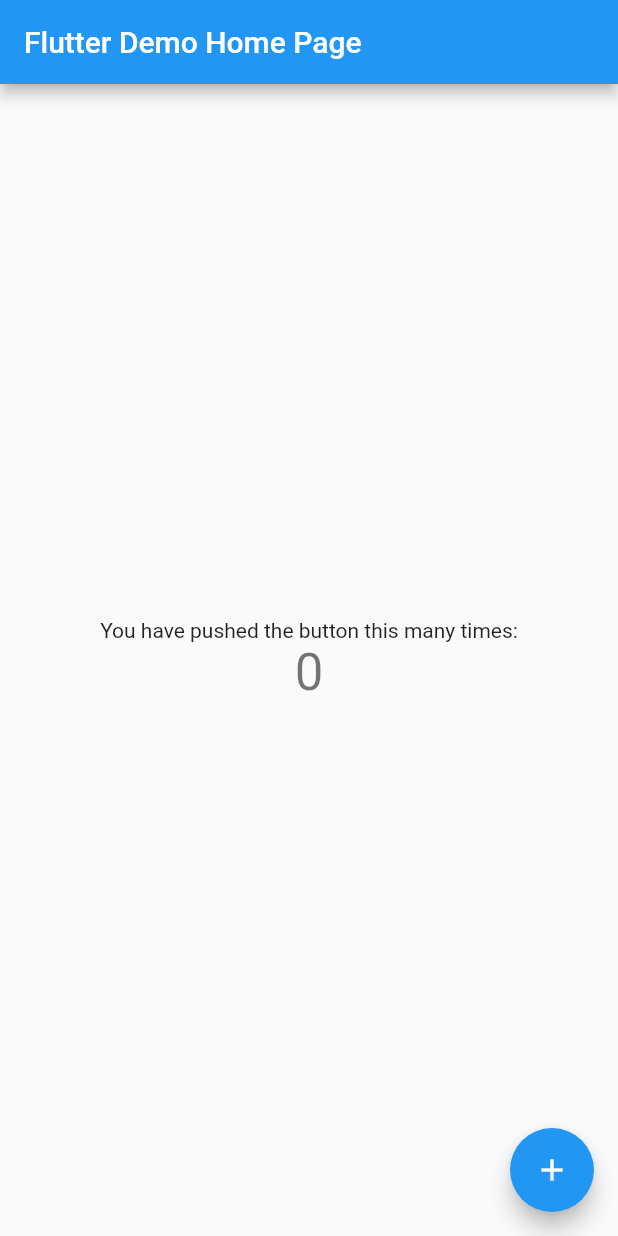
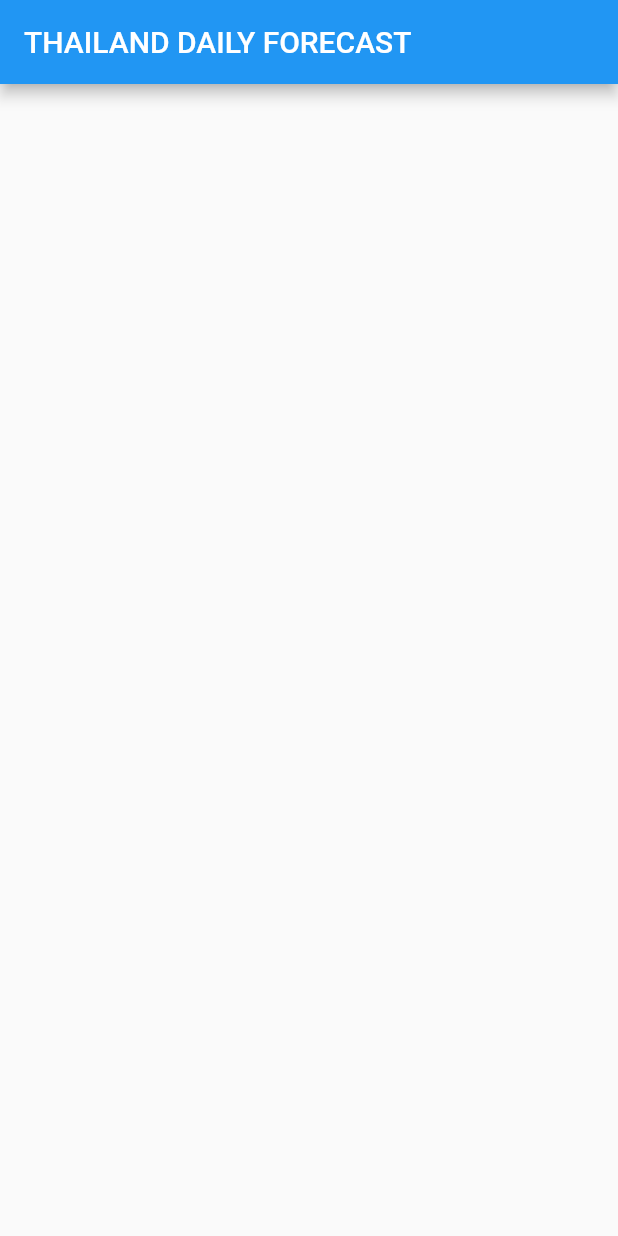
Before and after one commit to taextreme/mobile_app_dev_project2, a Flutter app: the screen it shows after launch, on a phone screen of 412 x 824 dp. Run offline on Flutter 3.47's test engine with Material 2 defaults, Android fonts, the phone set to English and light mode, and no system bars.

Commit message:
Initialize home screen and add base card

```diff
--- a/lib/main.dart
+++ b/lib/main.dart
@@ -1,4 +1,5 @@
 import 'package:flutter/material.dart';
+import 'package:mobile_app_dev_project2/screen/home_screen.dart';
 
 void main() {
   runApp(const MyApp());
@@ -7,109 +8,10 @@ void main() {
 class MyApp extends StatelessWidget {
   const MyApp({Key? key}) : super(key: key);
 
-  // This widget is the root of your application.
   @override
   Widget build(BuildContext context) {
-    return MaterialApp(
-      title: 'Flutter Demo',
-      theme: ThemeData(
-        // This is the theme of your application.
-        //
-        // Try running your application with "flutter run". You'll see the
-        // application has a blue toolbar. Then, without quitting the app, try
-        // changing the primarySwatch below to Colors.green and then invoke
-        // "hot reload" (press "r" in the console where you ran "flutter run",
-        // or simply save your changes to "hot reload" in a Flutter IDE).
-        // Notice that the counter didn't reset back to zero; the application
-        // is not restarted.
-        primarySwatch: Colors.blue,
-      ),
-      home: const MyHomePage(title: 'Flutter Demo Home Page'),
+    return const MaterialApp(
+      home: HomeScreen(),
     );
   }
 }
-
-class MyHomePage extends StatefulWidget {
-  const MyHomePage({Key? key, required this.title}) : super(key: key);
-
-  // This widget is the home page of your application. It is stateful, meaning
-  // that it has a State object (defined below) that contains fields that affect
-  // how it looks.
-
-  // This class is the configuration for the state. It holds the values (in this
-  // case the title) provided by the parent (in this case the App widget) and
-  // used by the build method of the State. Fields in a Widget subclass are
-  // always marked "final".
-
-  final String title;
-
-  @override
-  State<MyHomePage> createState() => _MyHomePageState();
-}
-
-class _MyHomePageState extends State<MyHomePage> {
-  int _counter = 0;
-
-  void _incrementCounter() {
-    setState(() {
-      // This call to setState tells the Flutter framework that something has
-      // changed in this State, which causes it to rerun the build method below
-      // so that the display can reflect the updated values. If we changed
-      // _counter without calling setState(), then the build method would not be
-      // called again, and so nothing would appear to happen.
-      _counter++;
-    });
-  }
-
-  @override
-  Widget build(BuildContext context) {
-    // This method is rerun every time setState is called, for instance as done
-    // by the _incrementCounter method above.
-    //
-    // The Flutter framework has been optimized to make rerunning build methods
-    // fast, so that you can just rebuild anything that needs updating rather
-    // than having to individually change instances of widgets.
-    return Scaffold(
-      appBar: AppBar(
-        // Here we take the value from the MyHomePage object that was created by
-        // the App.build method, and use it to set our appbar title.
-        title: Text(widget.title),
-      ),
-      body: Center(
-        // Center is a layout widget. It takes a single child and positions it
-        // in the middle of the parent.
-        child: Column(
-          // Column is also a layout widget. It takes a list of children and
-          // arranges them vertically. By default, it sizes itself to fit its
-          // children horizontally, and tries to be as tall as its parent.
-          //
-          // Invoke "debug painting" (press "p" in the console, choose the
-          // "Toggle Debug Paint" action from the Flutter Inspector in Android
-          // Studio, or the "Toggle Debug Paint" command in Visual Studio Code)
-          // to see the wireframe for each widget.
-          //
-          // Column has various properties to control how it sizes itself and
-          // how it positions its children. Here we use mainAxisAlignment to
-          // center the children vertically; the main axis here is the vertical
-          // axis because Columns are vertical (the cross axis would be
-          // horizontal).
-          mainAxisAlignment: MainAxisAlignment.center,
-          children: <Widget>[
-            const Text(
-              'You have pushed the button this many times:',
-            ),
-            Text(
-              '$_counter',
-              style: Theme.of(context).textTheme.headline4,
-            ),
-          ],
-        ),
-      ),
-      floatingActionButton: FloatingActionButton(
-        onPressed: _incrementCounter,
-        tooltip: 'Increment',
-        child: const Icon(Icons.add),
-      ), // This trailing comma makes auto-formatting nicer for build methods.
-    );
-  }
-}
--- /dev/null
+++ b/lib/screen/home_screen.dart
@@ -0,0 +1,18 @@
+import 'package:flutter/material.dart';
+
+class HomeScreen extends StatefulWidget {
+  const HomeScreen({Key? key}) : super(key: key);
+
+  @override
+  State<HomeScreen> createState() => _HomeScreenState();
+}
+
+class _HomeScreenState extends State<HomeScreen> {
+  @override
+  Widget build(BuildContext context) {
+    return Scaffold(
+        appBar: AppBar(
+      title: const Text('THAILAND DAILY FORECAST'),
+    ));
+  }
+}
```
Also changed, not shown: lib/component/base_card.dart (added, +25 -0 lines).
